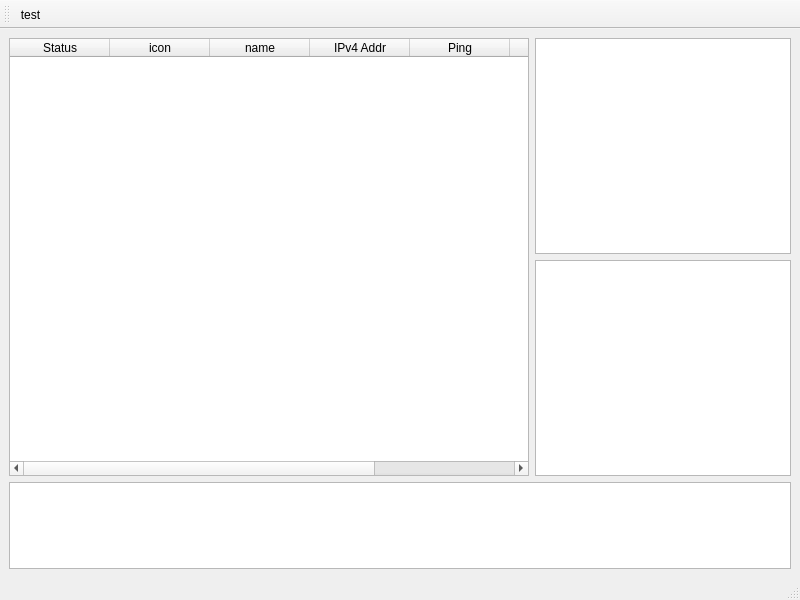
Old version of the form form.ui in the repository pchar/FreeNetAdminPro.
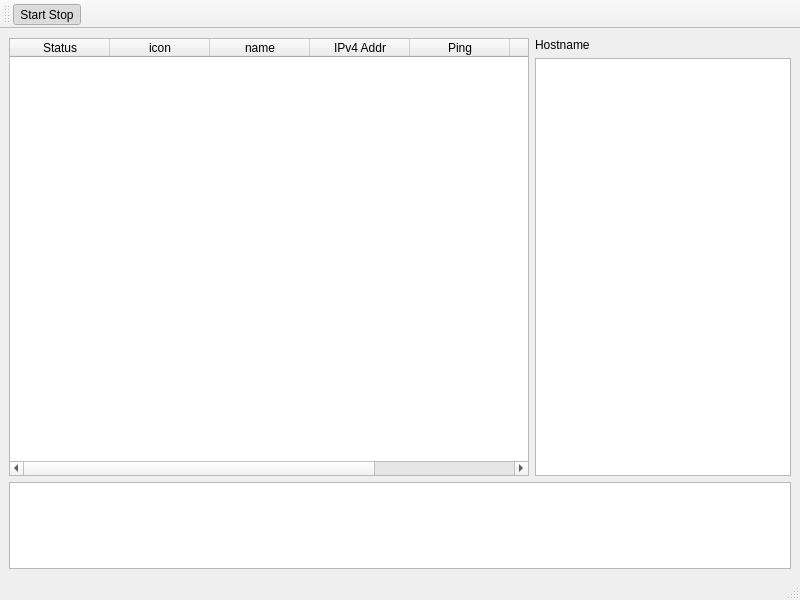
New version of the form.

Commit message: ok basic

What changed in the file:
```diff
--- a/form.ui
+++ b/form.ui
@@ -57,9 +57,13 @@
        </widget>
       </item>
       <item>
-       <layout class="QVBoxLayout" name="verticalLayout_2">
+       <layout class="QVBoxLayout" name="verticalLayout_2" stretch="0,1">
         <item>
-         <widget class="QTextEdit" name="textEdit_3"/>
+         <widget class="QLabel" name="label">
+          <property name="text">
+           <string>Hostname</string>
+          </property>
+         </widget>
         </item>
         <item>
          <widget class="QTextEdit" name="textEdit_2"/>
@@ -88,11 +92,26 @@
    <attribute name="toolBarBreak">
     <bool>false</bool>
    </attribute>
-   <addaction name="actiontest"/>
+   <addaction name="actionStart"/>
   </widget>
-  <action name="actiontest">
+  <action name="actionStart">
+   <property name="checkable">
+    <bool>true</bool>
+   </property>
+   <property name="checked">
+    <bool>true</bool>
+   </property>
+   <property name="enabled">
+    <bool>true</bool>
+   </property>
    <property name="text">
-    <string>test</string>
+    <string>Start Stop</string>
+   </property>
+   <property name="iconText">
+    <string>Start Stop</string>
+   </property>
+   <property name="toolTip">
+    <string>Start Stop Scanning</string>
    </property>
    <property name="menuRole">
     <enum>QAction::MenuRole::NoRole</enum>
```
Left out of the diff: 2 changed lines with no effect on the pictures. The commit also changes 1 other file.
